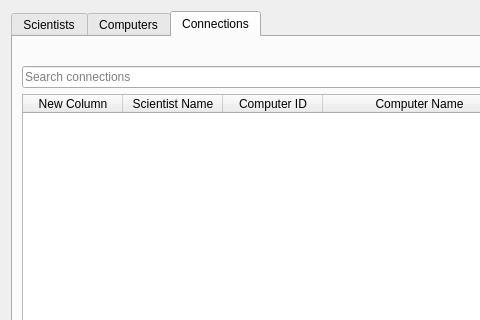
Before: the Qt Designer form Skil3/ListWindow.ui in Chiquita40-VLN-H2016/chiquita40, drawn with Qt 5; both pictures show x 0 to 480 and y 0 to 320 of the 625 by 419 pixel window.
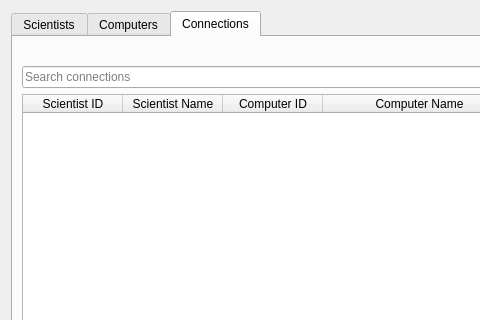
After: the same form once the commit is applied. The open tabs and pages were chosen to show the change. Icons and pictures are not drawn.

Commit message: Search connections in list window ready

What changed in the file:
```diff
--- a/Skil3/ListWindow.ui
+++ b/Skil3/ListWindow.ui
@@ -197,7 +197,7 @@
          </attribute>
          <column>
           <property name="text">
-           <string>New Column</string>
+           <string>Scientist ID</string>
           </property>
          </column>
          <column>
```
Left out of the diff: 4 changed lines with no effect on the pictures. The commit also changes 2 other files.
